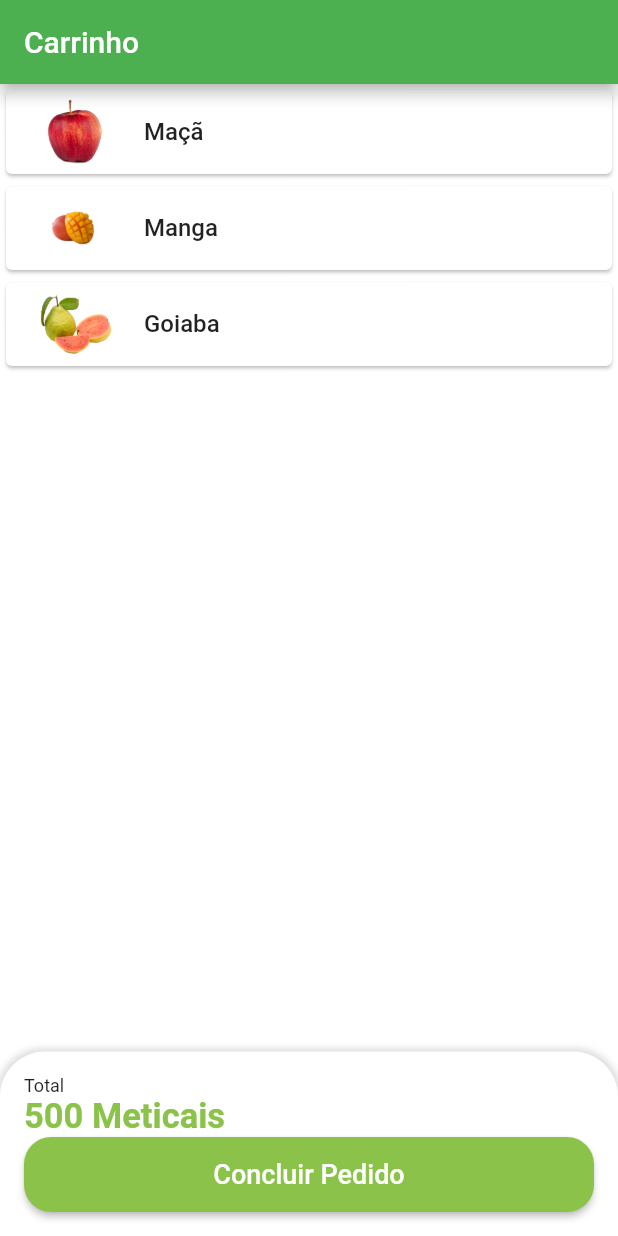
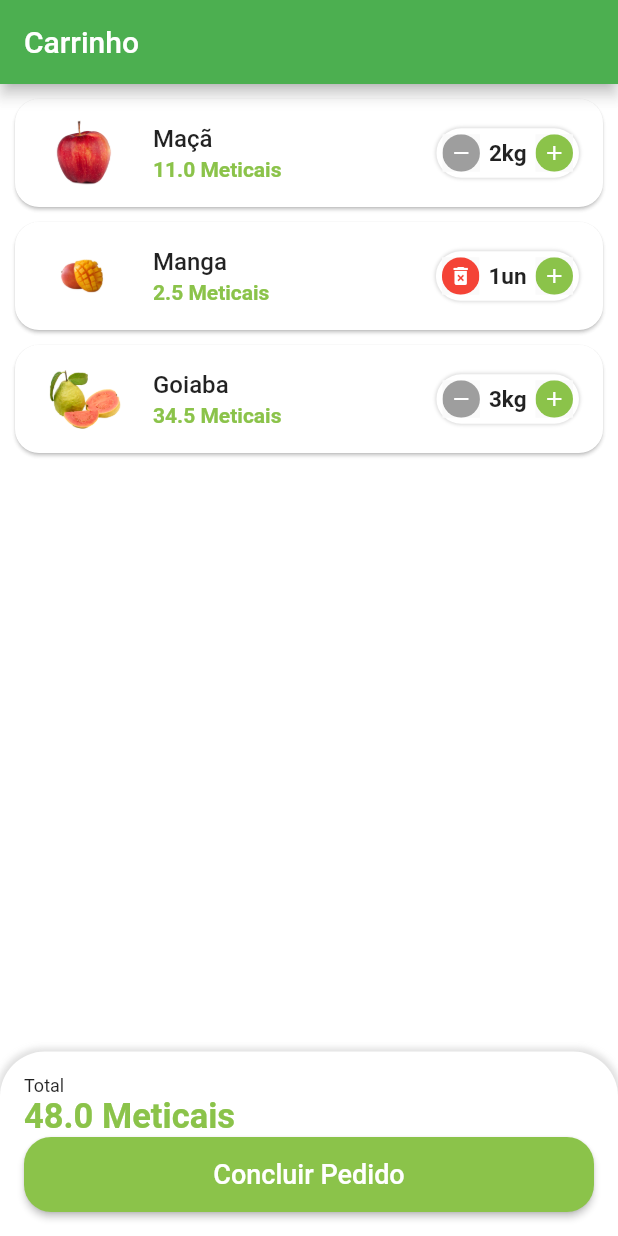
Before and after one commit to marinoricardo/greengrocer, a Flutter app: the CartTab screen opened directly, on a phone screen of 412 x 824 dp. Run offline on Flutter 3.47's test engine with Material 2 defaults, Android fonts, the phone set to English and light mode, and no system bars; our stand-ins replace animated_text_kit, badges.

Commit message:
cart done

```diff
--- a/lib/src/models/cart_item_model.dart
+++ b/lib/src/models/cart_item_model.dart
@@ -8,4 +8,8 @@ class CartItemModel {
     required this.item,
     required this.quantity,
   });
+
+  double totalPrice() {
+    return item.price * quantity;
+  }
 }
--- a/lib/src/pages/cart/cart_tab.dart
+++ b/lib/src/pages/cart/cart_tab.dart
@@ -3,10 +3,31 @@
 import 'package:flutter/material.dart';
 import 'package:greengrocer/src/config/custom_colors.dart';
 import 'package:greengrocer/src/config/app_data.dart' as appData;
+import 'package:greengrocer/src/models/cart_item_model.dart';
 import 'package:greengrocer/src/pages/cart/components/cart_tile.dart';
 
-class CartTab extends StatelessWidget {
+class CartTab extends StatefulWidget {
   const CartTab({Key? key}) : super(key: key);
+
+  @override
+  State<CartTab> createState() => _CartTabState();
+}
+
+class _CartTabState extends State<CartTab> {
+  void removeItemFromCart(CartItemModel cartItem) {
+    setState(() {
+      appData.cartItems.remove(cartItem);
+    });
+  }
+
+  double cartTotalPrice() {
+    double total = 0;
+    for (var item in appData.cartItems) {
+      total += item.totalPrice();
+    }
+
+    return total;
+  }
 
   @override
   Widget build(BuildContext context) {
@@ -20,7 +41,10 @@ class CartTab extends StatelessWidget {
             child: ListView.builder(
               itemCount: appData.cartItems.length,
               itemBuilder: (context, index) {
-                return CartTile(cartItemModel: appData.cartItems[index]);
+                return CartTile(
+                  cartItemModel: appData.cartItems[index],
+                  remove: removeItemFromCart,
+                );
               },
             ),
           ),
@@ -49,7 +73,7 @@ class CartTab extends StatelessWidget {
                   ),
                 ),
                 Text(
-                  '500 Meticais',
+                  '${cartTotalPrice()} Meticais',
                   style: TextStyle(
                     fontSize: 23,
                     color: CustomColors.customSwatchColor,
@@ -65,7 +89,10 @@ class CartTab extends StatelessWidget {
                         borderRadius: BorderRadius.circular(18),
                       ),
                     ),
-                    onPressed: () {},
+                    onPressed: () async {
+                      bool? result = await showOrderConfirmation();
+                      print(result);
+                    },
                     child: Text(
                       'Concluir Pedido',
                       style: TextStyle(
@@ -81,4 +108,38 @@ class CartTab extends StatelessWidget {
       ),
     );
   }
+
+  Future<bool?> showOrderConfirmation() {
+    return showDialog(
+      context: context,
+      builder: (context) {
+        return AlertDialog(
+          shape: RoundedRectangleBorder(
+            borderRadius: BorderRadius.circular(20),
+          ),
+          title: Text('Confirmacao'),
+          content: Text('Deseja realmente concluir o pedido?'),
+          actions: [
+            TextButton(
+              onPressed: () {
+                Navigator.of(context).pop(false);
+              },
+              child: Text('Nao'),
+            ),
+            ElevatedButton(
+              style: ElevatedButton.styleFrom(
+                shape: RoundedRectangleBorder(
+                  borderRadius: BorderRadius.circular(20),
+                ),
+              ),
+              onPressed: () {
+                Navigator.of(context).pop(true);
+              },
+              child: Text('Sim'),
+            ),
+          ],
+        );
+      },
+    );
+  }
 }
--- a/lib/src/pages/cart/components/cart_tile.dart
+++ b/lib/src/pages/cart/components/cart_tile.dart
@@ -1,26 +1,61 @@
 // ignore_for_file: prefer_const_constructors
 
 import 'package:flutter/material.dart';
+import 'package:greengrocer/src/config/custom_colors.dart';
 import 'package:greengrocer/src/models/cart_item_model.dart';
+import 'package:greengrocer/src/pages/common_widgets/quantity_widget.dart';
 
-class CartTile extends StatelessWidget {
+class CartTile extends StatefulWidget {
   final CartItemModel cartItemModel;
-  const CartTile({Key? key, required this.cartItemModel}) : super(key: key);
+  final Function(CartItemModel) remove;
+  const CartTile({Key? key, required this.cartItemModel, required this.remove})
+      : super(key: key);
 
+  @override
+  State<CartTile> createState() => _CartTileState();
+}
+
+class _CartTileState extends State<CartTile> {
   @override
   Widget build(BuildContext context) {
     return Card(
+      margin: EdgeInsets.fromLTRB(10, 10, 10, 0),
+      shape: RoundedRectangleBorder(
+        borderRadius: BorderRadius.circular(16),
+      ),
       child: ListTile(
         leading: Image.asset(
-          cartItemModel.item.imgUrl,
+          widget.cartItemModel.item.imgUrl,
           height: 60,
           width: 60,
         ),
         title: Text(
-          cartItemModel.item.itemName,
+          widget.cartItemModel.item.itemName,
           style: TextStyle(
             fontWeight: FontWeight.w500,
           ),
+        ),
+        subtitle: Text(
+          '${widget.cartItemModel.totalPrice()} Meticais',
+          style: TextStyle(
+            color: CustomColors.customSwatchColor,
+            fontWeight: FontWeight.bold,
+          ),
+        ),
+        trailing: QuantityWidget(
+          value: widget.cartItemModel.quantity,
+          suffixText: widget.cartItemModel.item.unit,
+          result: (int quantity) {
+            setState(() {
+              widget.cartItemModel.quantity = quantity;
+
+              if (quantity == 0) {
+                // remover item do carinho
+                widget.remove(widget.cartItemModel);
+              }
+            });
+          },
+          isRemovable: widget.cartItemModel.quantity == 1 ? true : false,
         ),
       ),
     );
--- a/lib/src/pages/common_widgets/quantity_widget.dart
+++ b/lib/src/pages/common_widgets/quantity_widget.dart
@@ -7,12 +7,14 @@ class QuantityWidget extends StatelessWidget {
   final int value;
   final String suffixText;
   final Function(int quantity) result;
-  const QuantityWidget(
-      {Key? key,
-      required this.value,
-      required this.suffixText,
-      required this.result})
-      : super(key: key);
+  final bool isRemovable;
+  const QuantityWidget({
+    Key? key,
+    required this.value,
+    required this.suffixText,
+    required this.result,
+    this.isRemovable = false,
+  }) : super(key: key);
 
   @override
   Widget build(BuildContext context) {
@@ -30,16 +32,18 @@ class QuantityWidget extends StatelessWidget {
         ],
       ),
       child: Row(
+        mainAxisSize: MainAxisSize.min,
         children: [
           _QuantityButton(
-            icon: Icons.remove,
+            icon:
+                !isRemovable || value > 1 ? Icons.remove : Icons.delete_forever,
+            color: !isRemovable || value > 1 ? Colors.grey : Colors.red,
             onPressed: () {
-              if (value == 1) return;
+              if (value == 1 && !isRemovable) return;
               int resultCount = value - 1;
 
               result(resultCount);
             },
-            color: Colors.grey,
           ),
           Padding(
             padding: const EdgeInsets.symmetric(horizontal: 6.0),
```
